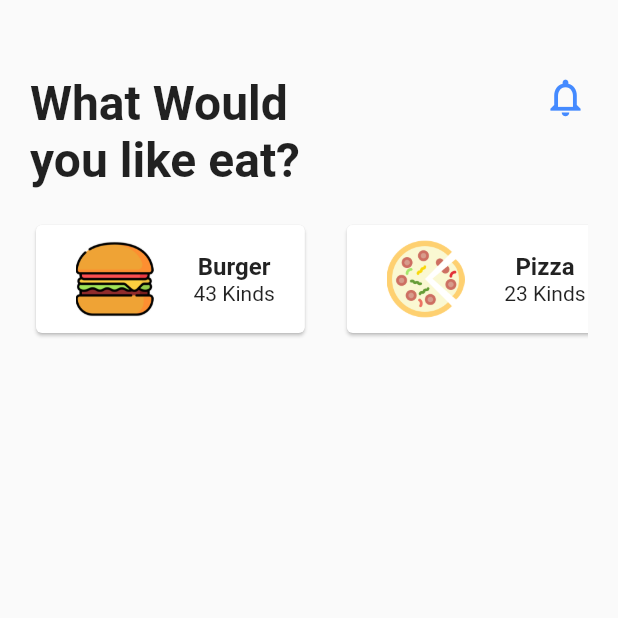
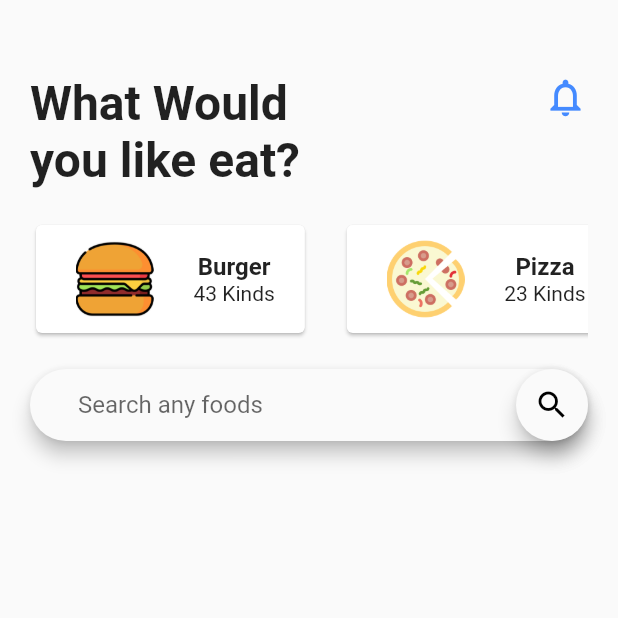
Before and after one commit to rivaldofez/foody, a Flutter app: the screen it shows after launch, on a phone screen of 412 x 824 dp, the top half of it. Run offline on Flutter 3.47's test engine with Material 2 defaults, Android fonts, the phone set to English and light mode, and no system bars.

Commit message:
create search field

```diff
--- a/lib/src/data/category_data.dart
+++ b/lib/src/data/category_data.dart
@@ -2,23 +2,23 @@ import 'package:foody/src/models/category_model.dart';
 
 final categories = [
   Category(
-    numberOfItems: 43,
-    imagePath: "assets/images/burger.png",
-    categoryName: "Burger",
-  ),
+      numberOfItems: 43,
+      imagePath: "assets/images/burger.png",
+      categoryName: "Burger"),
   Category(
-    numberOfItems: 23,
-    imagePath: "assets/images/pizza.png",
-    categoryName: "Pizza",
-  ),
+      numberOfItems: 23,
+      imagePath: "assets/images/pizza.png",
+      categoryName: "Pizza"),
   Category(
-    numberOfItems: 43,
-    imagePath: "assets/images/burger.png",
-    categoryName: "Burger",
-  ),
+      numberOfItems: 23,
+      imagePath: "assets/images/coffee-cup.png",
+      categoryName: "Coffe Cup"),
   Category(
-    numberOfItems: 43,
-    imagePath: "assets/images/burger.png",
-    categoryName: "Burger",
-  ),
+      numberOfItems: 90,
+      imagePath: "assets/images/beer.png",
+      categoryName: "Beer"),
+  Category(
+      numberOfItems: 55,
+      imagePath: "assets/images/cheeseburger.png",
+      categoryName: "Cheese Burger"),
 ];
--- a/lib/src/homescreen.dart
+++ b/lib/src/homescreen.dart
@@ -1,6 +1,7 @@
 import 'package:flutter/material.dart';
 import 'package:foody/src/widgets/food_category.dart';
 import 'package:foody/src/widgets/home_top_info.dart';
+import 'package:foody/src/widgets/search_field.dart';
 
 class HomeScreen extends StatefulWidget {
   @override
@@ -17,6 +18,10 @@ class _HomeScreenState extends State<HomeScreen> {
         children: [
           HomeTopInfo(),
           FoodCategory(),
+          SizedBox(
+            height: 20.0,
+          ),
+          SearchField(),
         ],
       ),
     );
--- /dev/null
+++ b/lib/src/widgets/search_field.dart
@@ -0,0 +1,26 @@
+import 'package:flutter/material.dart';
+
+class SearchField extends StatelessWidget {
+  @override
+  Widget build(BuildContext context) {
+    return Material(
+      elevation: 5.0,
+      borderRadius: BorderRadius.circular(30.0),
+      child: TextField(
+        decoration: InputDecoration(
+            contentPadding:
+                EdgeInsets.symmetric(horizontal: 32.0, vertical: 14.0),
+            hintText: "Search any foods",
+            suffixIcon: Material(
+              elevation: 5.0,
+              borderRadius: BorderRadius.circular(30.0),
+              child: Icon(
+                Icons.search,
+                color: Colors.black,
+              ),
+            ),
+            border: InputBorder.none),
+      ),
+    );
+  }
+}
```
